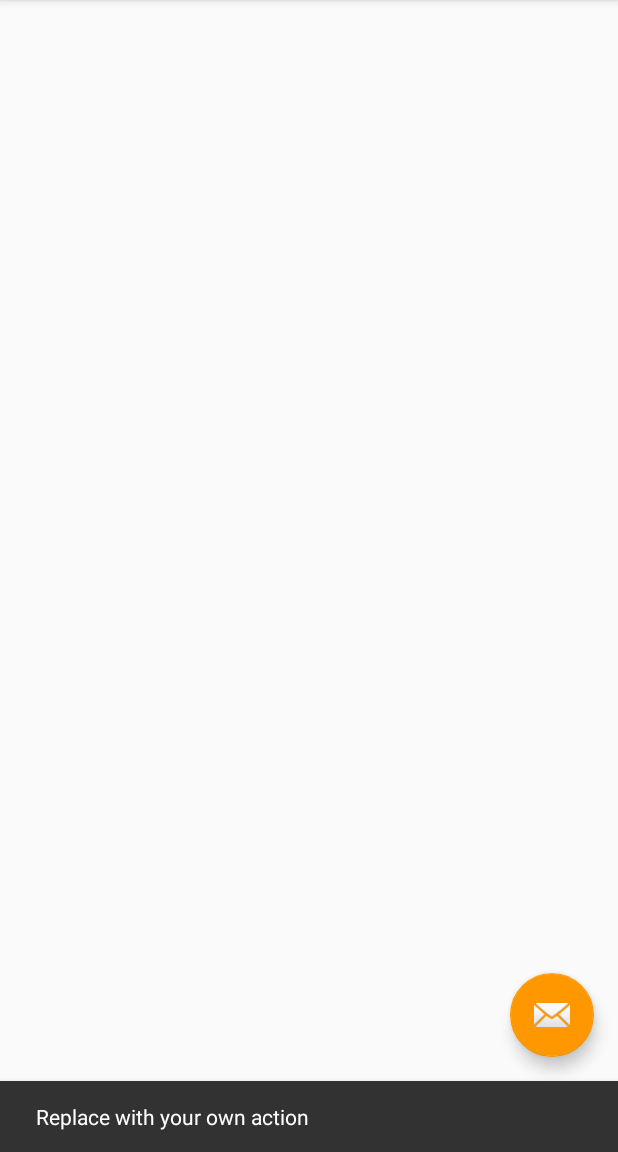
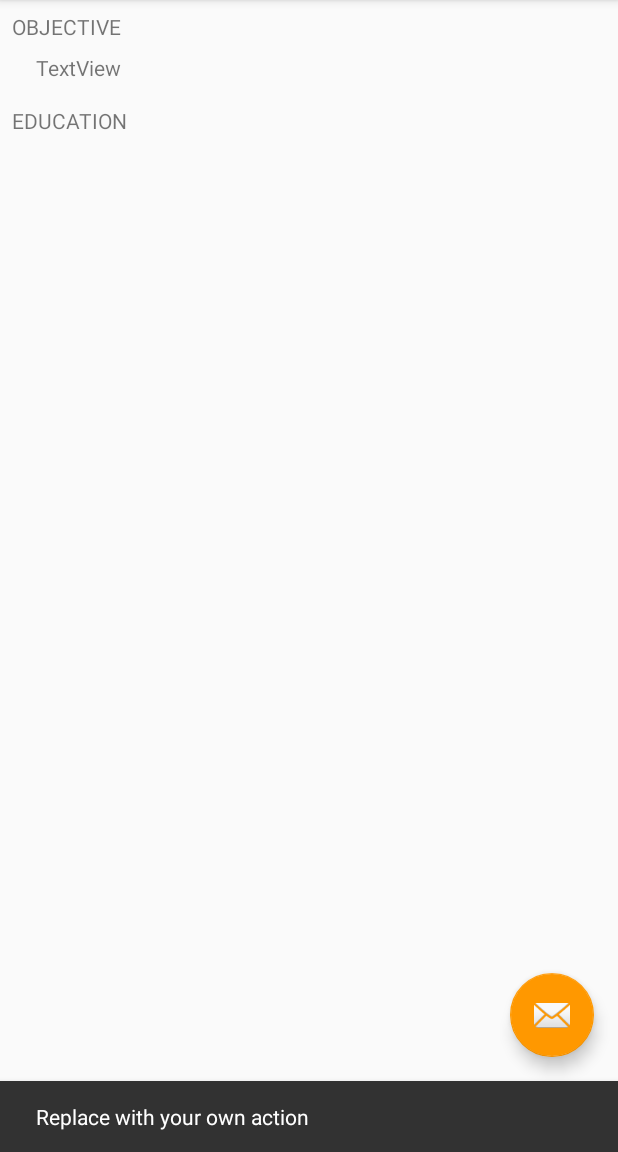
Before and after one commit to dawidraszka/ResumeApp, an Android app: the screen it shows after launch (MainActivity), after a tap on an icon or button, on a phone screen of 412 x 824 dp, the part 84-1236 px from its top. Run offline under Robolectric (Android 15) with nearby library versions, the phone set to English and light mode, and no system bars; our stand-ins replace Firebase (no records; nobody signed in at launch, a user with empty details on screens opened directly), navigation-ui; 2 statements that could not run were skipped.

Commit message:
Add first sections and layouts

```diff
--- a/app/src/main/java/pl/dawidraszka/resumeapp/data/model/resume/Resume.kt
+++ b/app/src/main/java/pl/dawidraszka/resumeapp/data/model/resume/Resume.kt
@@ -1,8 +1,5 @@
 package pl.dawidraszka.resumeapp.data.model.resume
 
-import com.google.firebase.firestore.DocumentSnapshot
-import com.google.firebase.firestore.ktx.toObject
-import pl.dawidraszka.resumeapp.data.model.resume.sections.awards.Award
 import pl.dawidraszka.resumeapp.data.model.resume.sections.awards.AwardsSection
 import pl.dawidraszka.resumeapp.data.model.resume.sections.education.EducationSection
 import pl.dawidraszka.resumeapp.data.model.resume.sections.hobbies.HobbiesSection
--- /dev/null
+++ b/app/src/main/java/pl/dawidraszka/resumeapp/data/model/resume/SimpleDate.kt
@@ -0,0 +1,22 @@
+package pl.dawidraszka.resumeapp.data.model.resume
+
+data class SimpleDate(val month: Month? = null, val year: Int? = null){
+    override fun toString(): String {
+        return "${month?.shortMonth} $year"
+    }
+}
+
+enum class Month (val shortMonth: String){
+    January ("Jan"),
+    February("Feb"),
+    March("Mar"),
+    April("Apr"),
+    May("May"),
+    June("Jun"),
+    July("Jul"),
+    August("Aug"),
+    September("Sep"),
+    October("Oct"),
+    November("Nov"),
+    December("Dec")
+}
--- a/app/src/main/java/pl/dawidraszka/resumeapp/data/model/resume/sections/education/School.kt
+++ b/app/src/main/java/pl/dawidraszka/resumeapp/data/model/resume/sections/education/School.kt
@@ -1,12 +1,12 @@
 package pl.dawidraszka.resumeapp.data.model.resume.sections.education
 
-import java.util.*
+import pl.dawidraszka.resumeapp.data.model.resume.SimpleDate
 
 data class School(
     val title: String? = null,
     val name: String? = null,
     val city: String? = null,
-    val startDate: Date? = null,
-    val endDate: Date? = null,
+    val startDate: SimpleDate? = null,
+    val endDate: SimpleDate? = null,
     val details: List<String>? = null
 )
--- a/app/src/main/java/pl/dawidraszka/resumeapp/data/repository/resume/ResumeRepository.kt
+++ b/app/src/main/java/pl/dawidraszka/resumeapp/data/repository/resume/ResumeRepository.kt
@@ -7,7 +7,9 @@ import androidx.lifecycle.MutableLiveData
 import com.google.firebase.firestore.ktx.firestore
 import com.google.firebase.firestore.ktx.toObject
 import com.google.firebase.ktx.Firebase
+import pl.dawidraszka.resumeapp.data.model.resume.Month
 import pl.dawidraszka.resumeapp.data.model.resume.Resume
+import pl.dawidraszka.resumeapp.data.model.resume.SimpleDate
 import pl.dawidraszka.resumeapp.data.model.resume.sections.awards.Award
 import pl.dawidraszka.resumeapp.data.model.resume.sections.awards.AwardsSection
 import pl.dawidraszka.resumeapp.data.model.resume.sections.education.EducationSection
@@ -28,15 +30,23 @@ object ResumeRepository {
     val resume = MutableLiveData<Resume>()
 
     init {
-
         //TODO REMOVE
         val resumeTemp = Resume(
-            ObjectiveSection("OBJECTIVE"),
+            ObjectiveSection("Highly motivated graduate seeking an Junior Android Development position where I can utilize my software development skills to create mobile applications."),
             EducationSection(
                 listOf(
                     School(
-                        "title", "school", "cieszyn",
-                        Date(2), Date(1), listOf("detail1", "detail2")
+                        "Bachelor of Computer Science",
+                        "WSB University",
+                        "Dąbrowa Górnicza ",
+                        SimpleDate(Month.October, 2016),
+                        SimpleDate(Month.March, 2020),
+                        listOf(
+                            "President of the Student Research Circle - F44 Red",
+                            "Helped to organize many events and workshops for students",
+                            "Top 10% in class which resulted in scholarships each semester",
+                            "Participated in Erasmus+ Student Exchange Program in Horsens, Denmark. Learned how to work in an international environment, how to cooperate with people from different cultures and significantly improved English "
+                        )
                     )
                 )
             ),
--- a/app/src/main/java/pl/dawidraszka/resumeapp/ui/resume/ResumeFragment.kt
+++ b/app/src/main/java/pl/dawidraszka/resumeapp/ui/resume/ResumeFragment.kt
@@ -8,9 +8,11 @@ import android.widget.TextView
 import androidx.fragment.app.Fragment
 import androidx.lifecycle.Observer
 import androidx.lifecycle.ViewModelProvider
+import androidx.recyclerview.widget.LinearLayoutManager
 import kotlinx.android.synthetic.main.fragment_resume.*
 import kotlinx.android.synthetic.main.nav_header_main.*
 import pl.dawidraszka.resumeapp.R
+import pl.dawidraszka.resumeapp.ui.resume.education.SchoolRecyclerAdapter
 
 class ResumeFragment : Fragment() {
 
@@ -24,10 +26,6 @@ class ResumeFragment : Fragment() {
         resumeViewModel = ViewModelProvider(this).get(ResumeViewModel::class.java)
 
         val root = inflater.inflate(R.layout.fragment_resume, container, false)
-        val textView: TextView = root.findViewById(R.id.text_home)
-
-
-
         return root
     }
 
@@ -35,7 +33,13 @@ class ResumeFragment : Fragment() {
         super.onViewCreated(view, savedInstanceState)
 
         resumeViewModel.getResume().observe(viewLifecycleOwner, Observer {
-            text_home?.text = it.toString()
+            objective_text_view?.text = it.objectiveSection?.objective
+            if(it.educationSection?.schools != null){
+                schools_recycler_view.adapter = SchoolRecyclerAdapter(it.educationSection.schools)
+            }
         })
+
+        schools_recycler_view.layoutManager = LinearLayoutManager(activity)
+
     }
 }
--- a/app/src/main/res/layout/fragment_resume.xml
+++ b/app/src/main/res/layout/fragment_resume.xml
@@ -1,22 +1,75 @@
 <?xml version="1.0" encoding="utf-8"?>
-<androidx.constraintlayout.widget.ConstraintLayout xmlns:android="http://schemas.android.com/apk/res/android"
+<ScrollView xmlns:android="http://schemas.android.com/apk/res/android"
     xmlns:app="http://schemas.android.com/apk/res-auto"
     xmlns:tools="http://schemas.android.com/tools"
     android:layout_width="match_parent"
     android:layout_height="match_parent"
     tools:context=".ui.resume.ResumeFragment">
 
+
+        <LinearLayout
+            android:layout_width="match_parent"
+            android:layout_height="wrap_content"
+            android:orientation="vertical">
+
+            <androidx.constraintlayout.widget.ConstraintLayout
+                android:id="@+id/objective_section"
+                android:layout_width="match_parent"
+                android:layout_height="match_parent">
+
                 <TextView
-        android:id="@+id/text_home"
-        android:layout_width="match_parent"
+                    android:id="@+id/objective_label"
+                    android:layout_width="wrap_content"
                     android:layout_height="wrap_content"
                     android:layout_marginStart="8dp"
                     android:layout_marginTop="8dp"
+                    android:text="@string/objective"
+                    android:textAllCaps="true"
+                    app:layout_constraintStart_toStartOf="parent"
+                    app:layout_constraintTop_toTopOf="parent" />
+
+                <TextView
+                    android:id="@+id/objective_text_view"
+                    android:layout_width="0dp"
+                    android:layout_height="wrap_content"
+                    android:layout_marginStart="16dp"
+                    android:layout_marginTop="8dp"
                     android:layout_marginEnd="8dp"
-        android:textAlignment="center"
-        android:textSize="20sp"
+                    android:layout_marginBottom="8dp"
+                    android:text="TextView"
                     app:layout_constraintBottom_toBottomOf="parent"
                     app:layout_constraintEnd_toEndOf="parent"
+                    app:layout_constraintStart_toStartOf="@+id/objective_label"
+                    app:layout_constraintTop_toBottomOf="@+id/objective_label" />
+            </androidx.constraintlayout.widget.ConstraintLayout>
+
+            <androidx.constraintlayout.widget.ConstraintLayout
+                android:id="@+id/education_section"
+                android:layout_width="match_parent"
+                android:layout_height="match_parent">
+
+                <TextView
+                    android:id="@+id/education_label"
+                    android:layout_width="wrap_content"
+                    android:layout_height="wrap_content"
+                    android:layout_marginStart="8dp"
+                    android:layout_marginTop="8dp"
+                    android:text="@string/education"
+                    android:textAllCaps="true"
                     app:layout_constraintStart_toStartOf="parent"
                     app:layout_constraintTop_toTopOf="parent" />
+
+                <androidx.recyclerview.widget.RecyclerView
+                    android:id="@+id/schools_recycler_view"
+                    android:layout_width="0dp"
+                    android:layout_height="match_parent"
+                    android:layout_marginTop="8dp"
+                    android:layout_marginEnd="8dp"
+                    android:layout_marginBottom="8dp"
+                    app:layout_constraintBottom_toBottomOf="parent"
+                    app:layout_constraintEnd_toEndOf="parent"
+                    app:layout_constraintStart_toStartOf="@+id/education_label"
+                    app:layout_constraintTop_toBottomOf="@+id/education_label" />
             </androidx.constraintlayout.widget.ConstraintLayout>
+        </LinearLayout>
+</ScrollView>
--- a/app/src/main/res/values/strings.xml
+++ b/app/src/main/res/values/strings.xml
@@ -12,4 +12,6 @@
     <string name="menu_contact">Contact</string>
 
     <string name="resume_second">Resume Second</string>
+    <string name="education">Education</string>
+    <string name="objective">Objective</string>
 </resources>
```
Also changed, not shown: app/src/main/java/pl/dawidraszka/resumeapp/ui/resume/education/SchoolRecyclerAdapter.kt (added, +40 -0 lines), app/src/main/res/layout/item_detail.xml (added, +21 -0 lines), app/src/main/res/layout/item_school.xml (added, +47 -0 lines). Lines whose indentation alone changed are shown as unchanged.
